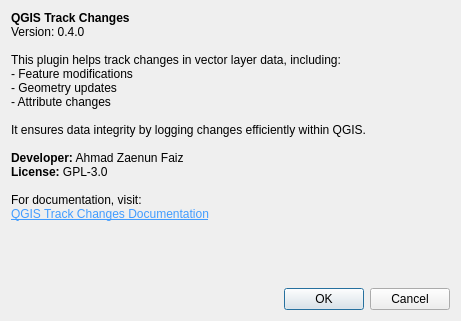
The window that track_changes/ui/about_dialog.ui (ahmadzfaiz/qgis-track-changes) describes before a commit, drawn with Qt 5.
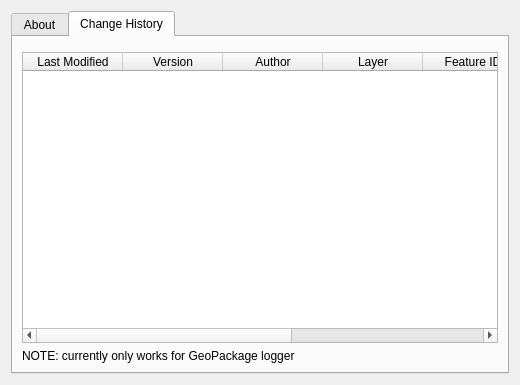
The same window after the commit. Custom widgets are drawn as their Qt base class.

Commit message: feat(info): add table info to display data changes (#41)

Patch:
```diff
--- a/track_changes/ui/about_dialog.ui
+++ b/track_changes/ui/about_dialog.ui
@@ -6,8 +6,8 @@
    <rect>
     <x>0</x>
     <y>0</y>
-    <width>461</width>
-    <height>321</height>
+    <width>520</width>
+    <height>385</height>
    </rect>
   </property>
   <property name="windowTitle">
@@ -15,15 +15,22 @@
   </property>
   <layout class="QGridLayout" name="gridLayout">
    <item row="0" column="0">
+    <widget class="QTabWidget" name="mainTab">
+     <property name="currentIndex">
+      <number>1</number>
+     </property>
+     <widget class="QWidget" name="about_tab">
+      <attribute name="title">
+       <string>About</string>
+      </attribute>
+      <layout class="QGridLayout" name="gridLayout_2">
+       <item row="0" column="0">
     <layout class="QVBoxLayout" name="verticalLayout">
      <item>
       <widget class="QLabel" name="label">
        <property name="text">
         <string>&lt;html&gt;&lt;head/&gt;&lt;body&gt;&lt;p&gt;&lt;span style=&quot; font-weight:600;&quot;&gt;QGIS Track Changes&lt;/span&gt;&lt;br/&gt;Version: 0.4.0&lt;br/&gt;&lt;br/&gt;This plugin helps track changes in vector layer data, including:&lt;br/&gt;- Feature modifications&lt;br/&gt;- Geometry updates&lt;br/&gt;- Attribute changes&lt;br/&gt;&lt;br/&gt;It ensures data integrity by logging changes efficiently within QGIS.&lt;br/&gt;&lt;br/&gt;&lt;span style=&quot; font-weight:600;&quot;&gt;Developer:&lt;/span&gt; Ahmad Zaenun Faiz&lt;br/&gt;&lt;span style=&quot; font-weight:600;&quot;&gt;License:&lt;/span&gt; GPL-3.0&lt;br/&gt;&lt;br/&gt;For documentation, visit:&lt;br/&gt;&lt;a href=&quot;https://qgis-track-changes.readthedocs.io/en/latest/&quot;&gt;&lt;span style=&quot; text-decoration: underline; color:#419cff;&quot;&gt;QGIS Track Changes Documentation&lt;/span&gt;&lt;/a&gt;&lt;/p&gt;&lt;/body&gt;&lt;/html&gt;</string>
        </property>
-       <property name="wordWrap">
-        <bool>true</bool>
-       </property>
       </widget>
      </item>
      <item>
@@ -39,20 +46,81 @@
        </property>
       </spacer>
      </item>
+        </layout>
+       </item>
+      </layout>
+     </widget>
+     <widget class="QWidget" name="change_history">
+      <attribute name="title">
+       <string>Change History</string>
+      </attribute>
+      <layout class="QGridLayout" name="gridLayout_3">
+       <item row="0" column="0">
+        <layout class="QVBoxLayout" name="verticalLayout_2">
      <item>
-      <widget class="QDialogButtonBox" name="buttonBox">
-       <property name="orientation">
-        <enum>Qt::Horizontal</enum>
-       </property>
-       <property name="standardButtons">
-        <set>QDialogButtonBox::Cancel|QDialogButtonBox::Ok</set>
-       </property>
-      </widget>
-     </item>
+          <widget class="QgsFileWidget" name="inputGpkgFile"/>
+         </item>
+         <item>
+          <widget class="QTableWidget" name="changeHistoryTable">
+           <column>
+            <property name="text">
+             <string>Last Modified</string>
+            </property>
+           </column>
+           <column>
+            <property name="text">
+             <string>Version</string>
+            </property>
+           </column>
+           <column>
+            <property name="text">
+             <string>Author</string>
+            </property>
+           </column>
+           <column>
+            <property name="text">
+             <string>Layer</string>
+            </property>
+           </column>
+           <column>
+            <property name="text">
+             <string>Feature ID</string>
+            </property>
+           </column>
+           <column>
+            <property name="text">
+             <string>Message</string>
+            </property>
+           </column>
+           <column>
+            <property name="text">
+             <string>Data</string>
+            </property>
+           </column>
+          </widget>
+         </item>
+         <item>
+          <widget class="QLabel" name="label_2">
+           <property name="text">
+            <string>NOTE: currently only works for GeoPackage logger</string>
+           </property>
+          </widget>
+         </item>
     </layout>
    </item>
   </layout>
  </widget>
+    </widget>
+   </item>
+  </layout>
+ </widget>
+ <customwidgets>
+  <customwidget>
+   <class>QgsFileWidget</class>
+   <extends>QWidget</extends>
+   <header>qgsfilewidget.h</header>
+  </customwidget>
+ </customwidgets>
  <resources/>
  <connections>
   <connection>
```
Left out of the diff: 37 changed lines with no effect on the pictures. Lines whose indentation alone changed are shown as unchanged. The commit also changes 51 other files.
